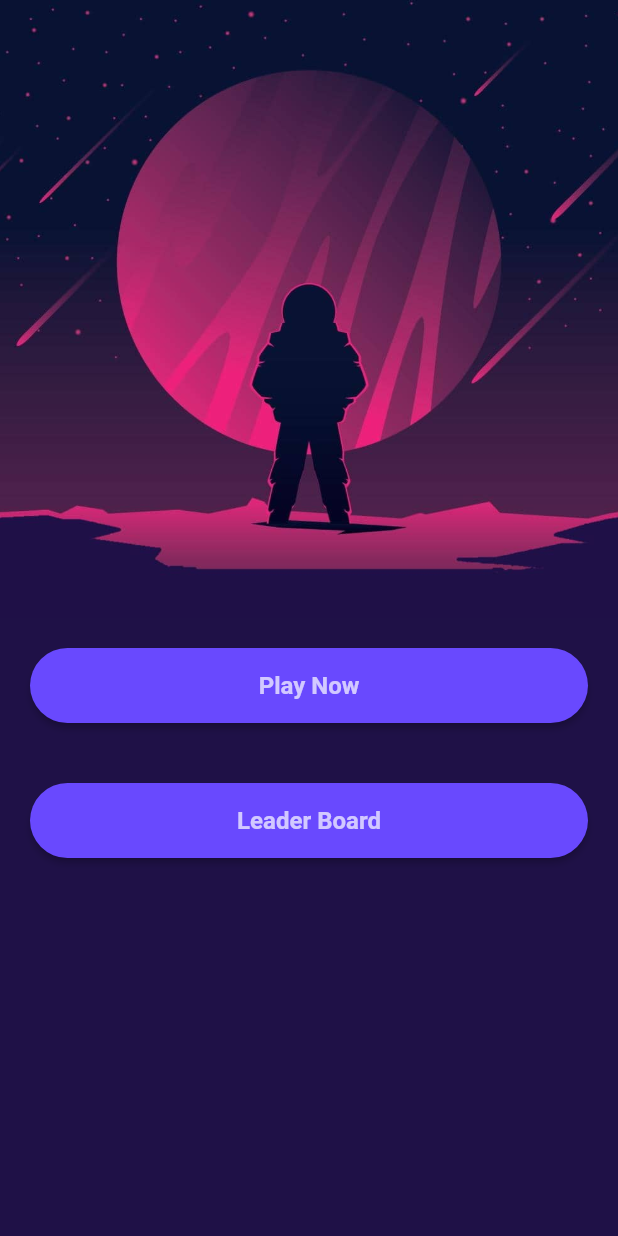
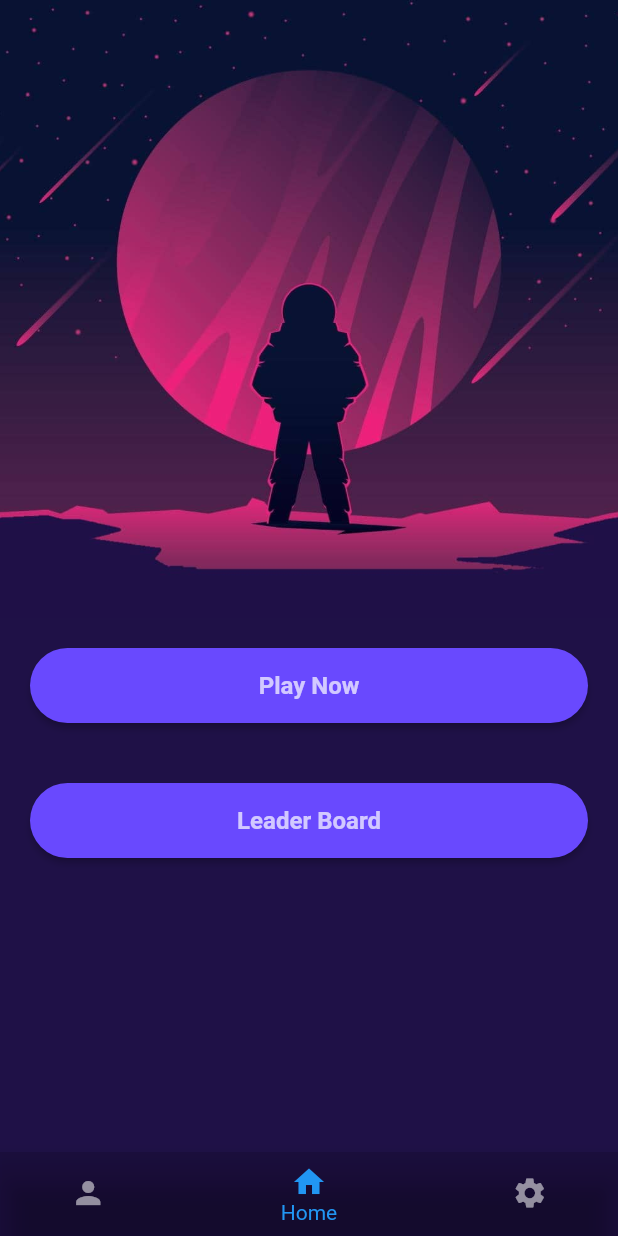
Before and after one commit to Davidbek96/word_champ_game, a Flutter app: the screen it shows after launch, after a tap on "Login", on a phone screen of 412 x 824 dp. Run offline on Flutter 3.47's test engine with Material 2 defaults, Android fonts, the phone set to English and light mode, and no system bars; our stand-ins replace font_awesome_flutter, get, google_fonts; missing offline and left inert: flutter_polygon.

Commit message:
Bottom Navigation bar

```diff
--- a/lib/screens/create_account_screen.dart
+++ b/lib/screens/create_account_screen.dart
@@ -1,5 +1,6 @@
 import 'package:flutter/material.dart';
 import 'package:get/get.dart';
+import 'package:riddle_leader/screens/login_screen.dart';
 
 import '/screens/home_screen.dart';
 
@@ -66,7 +67,7 @@ class CreateAccountScreen extends StatelessWidget {
               height: 50,
               child: ElevatedButton(
                 onPressed: () {
-                  Get.to(const HomeScreen());
+                   Get.back();
                 },
                 child: const Text(
                   'Create Account',
--- a/lib/screens/home_screen.dart
+++ b/lib/screens/home_screen.dart
@@ -8,8 +8,7 @@ class HomeScreen extends StatelessWidget {
 
   @override
   Widget build(BuildContext context) {
-    return Scaffold(
-      body: Column(
+    return Column(
         children: [
           //Galaxy man image and decorataion
           Container(
@@ -62,7 +61,6 @@ class HomeScreen extends StatelessWidget {
             ),
           ]),
         ],
-      ),
-    );
+      );
   }
 }
--- a/lib/screens/login_screen.dart
+++ b/lib/screens/login_screen.dart
@@ -1,6 +1,7 @@
 import 'package:flutter/material.dart';
 import 'package:google_fonts/google_fonts.dart';
 import 'package:get/get.dart';
+import 'package:riddle_leader/screens/navigation_page.dart';
 
 import 'create_account_screen.dart';
 import 'home_screen.dart';
@@ -59,7 +60,9 @@ class LoginScreen extends StatelessWidget {
               height: 50,
               child: ElevatedButton(
                 onPressed: () {
-                  Get.to(() => const HomeScreen());
+                  Get.to(() => MyBottomNavigationBar(),
+                  transition: Transition.fade,
+                  duration: const Duration(seconds:1));
                 },
                 child: const Text(
                   'Login',
--- /dev/null
+++ b/lib/screens/navigation_page.dart
@@ -0,0 +1,59 @@
+import 'package:flutter/material.dart';
+import 'package:flutter/rendering.dart';
+import 'package:riddle_leader/screens/home_screen.dart';
+import 'package:riddle_leader/screens/profile_screen.dart';
+import 'package:riddle_leader/screens/settings_screen.dart';
+
+class MyBottomNavigationBar extends StatefulWidget {
+  @override
+  _MyBottomNavigationBarState createState() => _MyBottomNavigationBarState();
+}
+
+class _MyBottomNavigationBarState extends State<MyBottomNavigationBar> {
+  int _currentIndex = 1;
+
+  final List<Widget> _children = [
+    // Put your pages here
+    ProfileScreen(),
+    HomeScreen(),
+    SettingsScreen(),
+  ];
+
+  void onTabTapped(int index) {
+    setState(() {
+      _currentIndex = index;
+    });
+  }
+
+  @override
+  Widget build(BuildContext context) {
+    return Scaffold(
+      body: _children[_currentIndex],
+      bottomNavigationBar: BottomNavigationBar(
+        selectedItemColor: Colors.blue,
+        unselectedItemColor: Colors.white54,
+        type: BottomNavigationBarType.shifting,
+        backgroundColor: Colors.black12,
+        onTap: onTabTapped,
+        currentIndex: _currentIndex,
+        items: const [
+          BottomNavigationBarItem(
+            icon: Icon(Icons.person),
+            label: 'Profile',
+            backgroundColor: Colors.black12,
+          ),
+          BottomNavigationBarItem(
+            icon: Icon(Icons.home),
+            label: 'Home',
+            backgroundColor: Colors.black12,
+          ),
+          BottomNavigationBarItem(
+            backgroundColor: Colors.black12,
+            icon: Icon(Icons.settings),
+            label: 'Settings',
+          ),
+        ],
+      ),
+    );
+  }
+}
```
Also changed, not shown: lib/screens/profile_screen.dart (added, +47 -0 lines), lib/screens/settings_screen.dart (added, +48 -0 lines).
